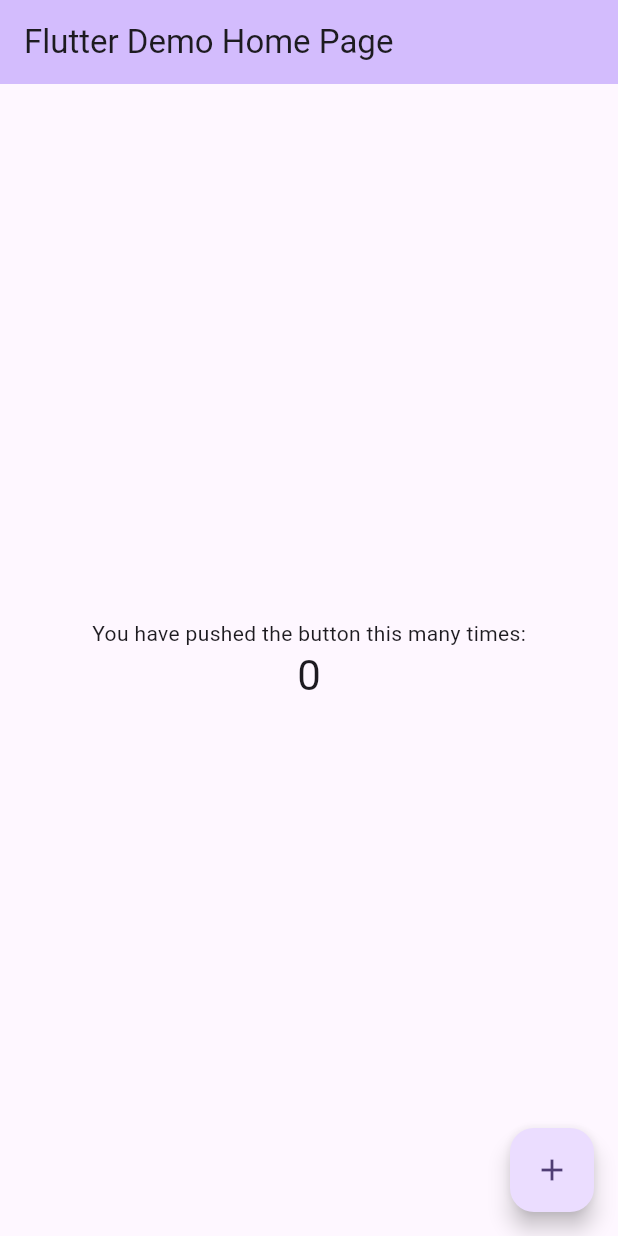
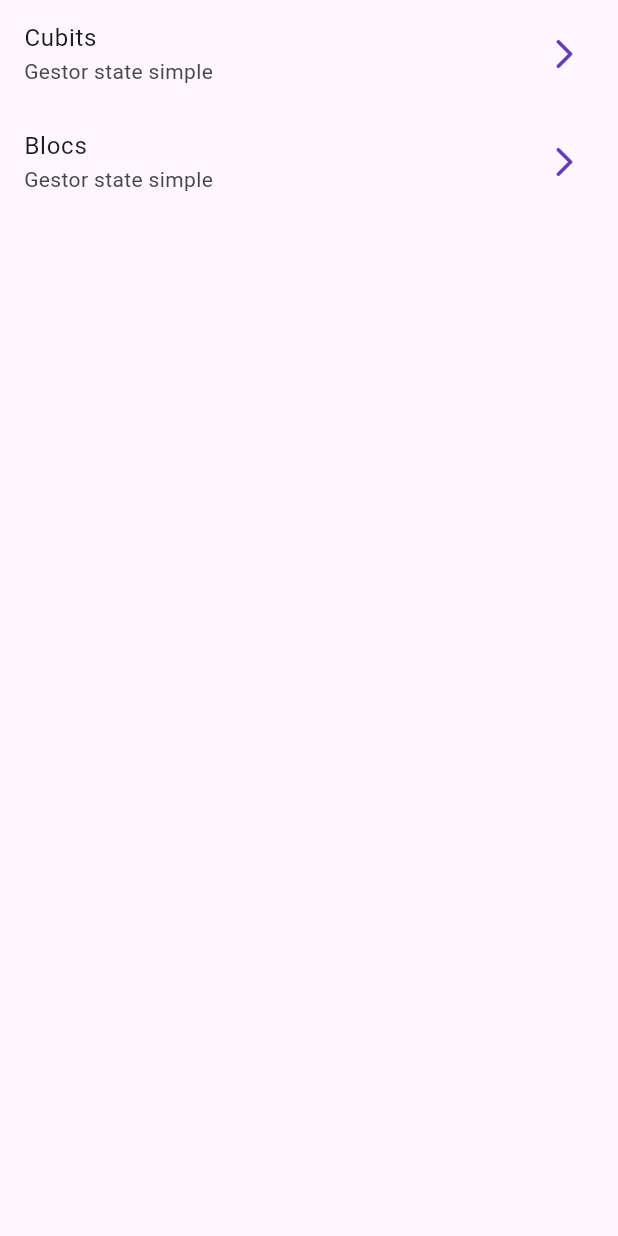
Before and after one commit to memof90/Flutter-bloc-cubits, a Flutter app: the screen it shows after launch, on a phone screen of 412 x 824 dp. Run offline on Flutter 3.47's test engine with Material 3 defaults, Android fonts, the phone set to English and light mode, and no system bars; our stand-ins replace go_router.

Commit message:
added intial folder setup

```diff
--- /dev/null
+++ b/lib/config/router/app_router.dart
@@ -0,0 +1,17 @@
+import 'package:go_router/go_router.dart';
+
+import '../../presenter/screens/screens.dart';
+
+final appRouter = GoRouter(
+  routes: [
+    GoRoute(path: '/', builder: (context, state) => const HomeScreen()),
+    GoRoute(
+      path: '/cubits',
+      builder: (context, state) => const CubitCounterScreen(),
+    ),
+    GoRoute(
+      path: '/blocs',
+      builder: (context, state) => const BlocCounterScreen(),
+    ),
+  ],
+);
--- /dev/null
+++ b/lib/config/theme/app_theme.dart
@@ -0,0 +1,11 @@
+import 'package:flutter/material.dart';
+
+class AppTheme {
+  ThemeData getTheme() {
+    const seedColor = Colors.deepPurple;
+    return ThemeData(
+      useMaterial3: true,
+      listTileTheme: const ListTileThemeData(iconColor: seedColor),
+    );
+  }
+}
--- a/lib/main.dart
+++ b/lib/main.dart
@@ -1,4 +1,6 @@
 import 'package:flutter/material.dart';
+import 'package:form_app/config/router/app_router.dart';
+import 'package:form_app/config/theme/app_theme.dart';
 
 void main() {
   runApp(const MyApp());
@@ -10,113 +12,11 @@ class MyApp extends StatelessWidget {
   // This widget is the root of your application.
   @override
   Widget build(BuildContext context) {
-    return MaterialApp(
+    return MaterialApp.router(
+      routerConfig: appRouter,
+      debugShowCheckedModeBanner: false,
       title: 'Flutter Demo',
-      theme: ThemeData(
-        // This is the theme of your application.
-        //
-        // TRY THIS: Try running your application with "flutter run". You'll see
-        // the application has a purple toolbar. Then, without quitting the app,
-        // try changing the seedColor in the colorScheme below to Colors.green
-        // and then invoke "hot reload" (save your changes or press the "hot
-        // reload" button in a Flutter-supported IDE, or press "r" if you used
-        // the command line to start the app).
-        //
-        // Notice that the counter didn't reset back to zero; the application
-        // state is not lost during the reload. To reset the state, use hot
-        // restart instead.
-        //
-        // This works for code too, not just values: Most code changes can be
-        // tested with just a hot reload.
-        colorScheme: ColorScheme.fromSeed(seedColor: Colors.deepPurple),
-      ),
-      home: const MyHomePage(title: 'Flutter Demo Home Page'),
+      theme: AppTheme().getTheme(),
     );
   }
 }
-
-class MyHomePage extends StatefulWidget {
-  const MyHomePage({super.key, required this.title});
-
-  // This widget is the home page of your application. It is stateful, meaning
-  // that it has a State object (defined below) that contains fields that affect
-  // how it looks.
-
-  // This class is the configuration for the state. It holds the values (in this
-  // case the title) provided by the parent (in this case the App widget) and
-  // used by the build method of the State. Fields in a Widget subclass are
-  // always marked "final".
-
-  final String title;
-
-  @override
-  State<MyHomePage> createState() => _MyHomePageState();
-}
-
-class _MyHomePageState extends State<MyHomePage> {
-  int _counter = 0;
-
-  void _incrementCounter() {
-    setState(() {
-      // This call to setState tells the Flutter framework that something has
-      // changed in this State, which causes it to rerun the build method below
-      // so that the display can reflect the updated values. If we changed
-      // _counter without calling setState(), then the build method would not be
-      // called again, and so nothing would appear to happen.
-      _counter++;
-    });
-  }
-
-  @override
-  Widget build(BuildContext context) {
-    // This method is rerun every time setState is called, for instance as done
-    // by the _incrementCounter method above.
-    //
-    // The Flutter framework has been optimized to make rerunning build methods
-    // fast, so that you can just rebuild anything that needs updating rather
-    // than having to individually change instances of widgets.
-    return Scaffold(
-      appBar: AppBar(
-        // TRY THIS: Try changing the color here to a specific color (to
-        // Colors.amber, perhaps?) and trigger a hot reload to see the AppBar
-        // change color while the other colors stay the same.
-        backgroundColor: Theme.of(context).colorScheme.inversePrimary,
-        // Here we take the value from the MyHomePage object that was created by
-        // the App.build method, and use it to set our appbar title.
-        title: Text(widget.title),
-      ),
-      body: Center(
-        // Center is a layout widget. It takes a single child and positions it
-        // in the middle of the parent.
-        child: Column(
-          // Column is also a layout widget. It takes a list of children and
-          // arranges them vertically. By default, it sizes itself to fit its
-          // children horizontally, and tries to be as tall as its parent.
-          //
-          // Column has various properties to control how it sizes itself and
-          // how it positions its children. Here we use mainAxisAlignment to
-          // center the children vertically; the main axis here is the vertical
-          // axis because Columns are vertical (the cross axis would be
-          // horizontal).
-          //
-          // TRY THIS: Invoke "debug painting" (choose the "Toggle Debug Paint"
-          // action in the IDE, or press "p" in the console), to see the
-          // wireframe for each widget.
-          mainAxisAlignment: MainAxisAlignment.center,
-          children: <Widget>[
-            const Text('You have pushed the button this many times:'),
-            Text(
-              '$_counter',
-              style: Theme.of(context).textTheme.headlineMedium,
-            ),
-          ],
-        ),
-      ),
-      floatingActionButton: FloatingActionButton(
-        onPressed: _incrementCounter,
-        tooltip: 'Increment',
-        child: const Icon(Icons.add),
-      ), // This trailing comma makes auto-formatting nicer for build methods.
-    );
-  }
-}
--- /dev/null
+++ b/lib/presenter/screens/home_screen.dart
@@ -0,0 +1,28 @@
+import 'package:flutter/material.dart';
+import 'package:go_router/go_router.dart';
+
+class HomeScreen extends StatelessWidget {
+  const HomeScreen({super.key});
+
+  @override
+  Widget build(BuildContext context) {
+    return Scaffold(
+      body: ListView(
+        children: [
+          ListTile(
+            title: const Text('Cubits'),
+            subtitle: const Text('Gestor state simple'),
+            trailing: const Icon(Icons.arrow_forward_ios_rounded),
+            onTap: () => context.push('/cubits'),
+          ),
+          ListTile(
+            title: const Text('Blocs'),
+            subtitle: const Text('Gestor state simple'),
+            trailing: const Icon(Icons.arrow_forward_ios_rounded),
+            onTap: () => context.push('/blocs'),
+          ),
+        ],
+      ),
+    );
+  }
+}
--- /dev/null
+++ b/lib/presenter/screens/screens.dart
@@ -0,0 +1,3 @@
+export 'home_screen.dart';
+export 'cubit_screen.dart';
+export 'bloc_screen.dart';
```
Also changed, not shown: lib/presenter/screens/bloc_screen.dart (added, +41 -0 lines), lib/presenter/screens/cubit_screen.dart (added, +41 -0 lines), pubspec.yaml (+4 -11 lines), pubspec.lock.
